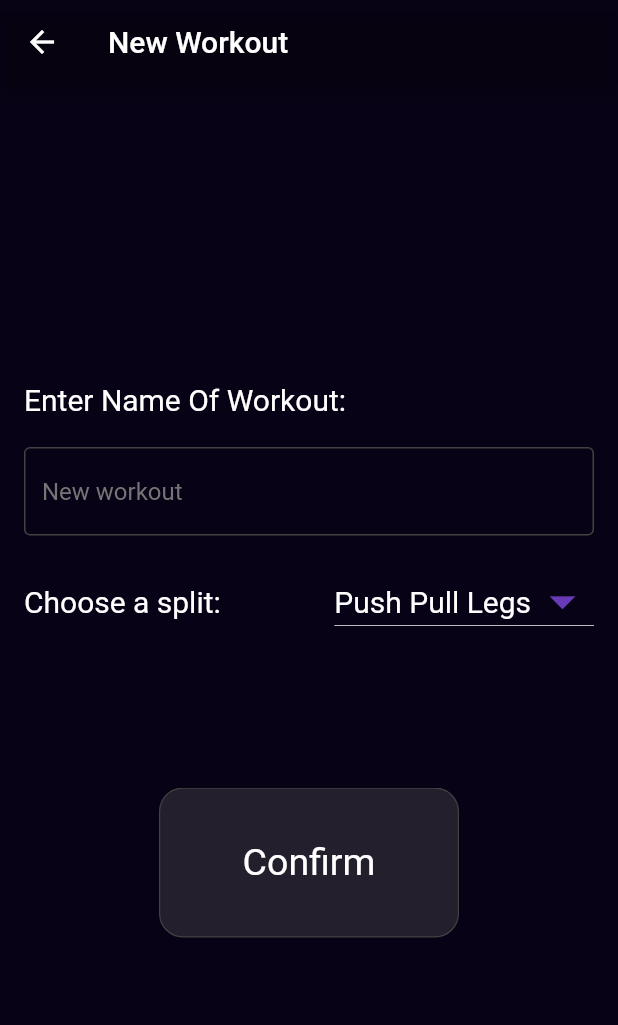
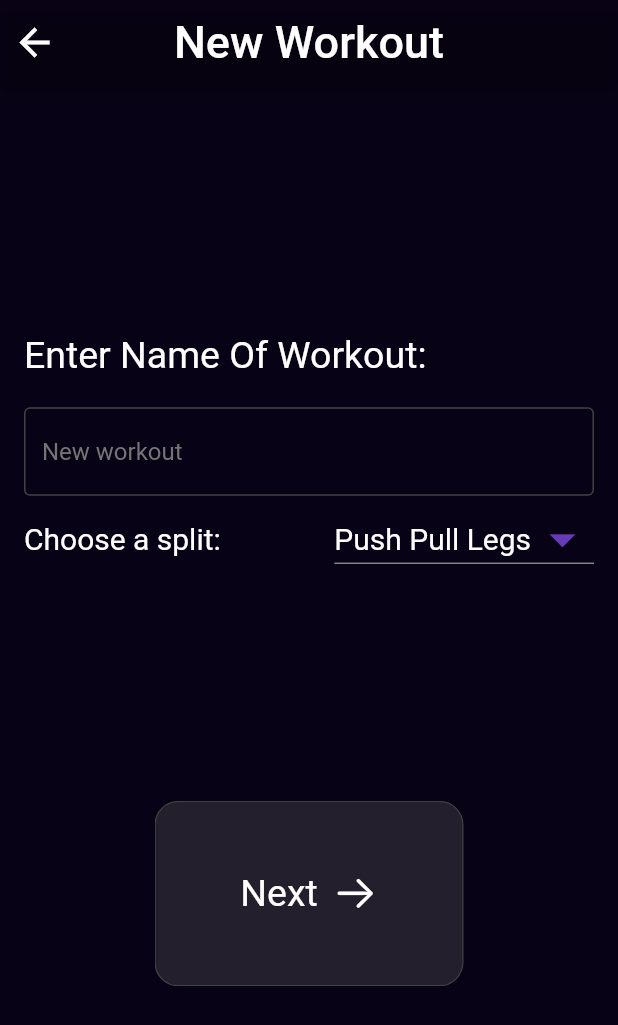
Before and after one commit to aevinj/Overload, a Flutter app: the NewWorkout screen opened directly, on a phone screen of 412 x 824 dp. Shown: the top 1025 px of the screen. Run offline on Flutter 3.47's test engine with Material 2 defaults, Android fonts, the phone set to English and light mode, and no system bars; our stand-ins replace hive, hive_flutter; accounts and stored records are empty.

Commit message:
new workout resizability and ui update

```diff
--- a/lib/pages/new_workout.dart
+++ b/lib/pages/new_workout.dart
@@ -5,6 +5,7 @@ import 'package:progressive_overload/components/capitalise.dart';
 import 'package:progressive_overload/components/text_style.dart';
 import 'package:progressive_overload/pages/build_workout.dart';
 import 'package:progressive_overload/theme/dark_theme.dart';
+import 'package:progressive_overload/util/device_specific.dart';
 
 class NewWorkout extends StatefulWidget {
   const NewWorkout({super.key});
@@ -29,7 +30,16 @@ class _NewWorkoutState extends State<NewWorkout> {
       resizeToAvoidBottomInset: false,
       backgroundColor: darkBackground(),
       appBar: AppBar(
-        title: const Text('New Workout'),
+        leadingWidth: 20,
+        iconTheme: const IconThemeData(size: 30, color: Colors.white),
+        title: Row(children: [
+          const Spacer(),
+          Text('New Workout', style: Font(size: 30),),
+          const Spacer(),
+          const SizedBox(
+            width: 20,
+          )
+        ]),
         backgroundColor: Colors.transparent,
       ),
       body: Padding(
@@ -38,9 +48,10 @@ class _NewWorkoutState extends State<NewWorkout> {
           crossAxisAlignment: CrossAxisAlignment.start,
           mainAxisAlignment: MainAxisAlignment.center,
           children: [
+            const Spacer(),
             Text(
               'Enter Name Of Workout:',
-              style: Font(size: 20),
+              style: Font(size: 25),
             ),
             const SizedBox(
               height: 20,
@@ -59,7 +70,7 @@ class _NewWorkoutState extends State<NewWorkout> {
                 ),
               ),
             ),
-            const SizedBox(height: 20.0),
+            const SizedBox(height: 5),
             Row(
               mainAxisAlignment: MainAxisAlignment.spaceBetween,
               children: [
@@ -92,27 +103,37 @@ class _NewWorkoutState extends State<NewWorkout> {
                 ),
               ],
             ),
-            const SizedBox(
-              height: 100,
-            ),
+            const Spacer(),
             Center(
               child: BlurryButton(
-                  width: 200,
-                  height: 100,
+                  width: widthOfCurrentDevice(context) * 0.5,
+                  height: heightOfCurrentDevice(context) * 0.15,
                   onPressed: () {
                     Navigator.push(
                         context,
                         CupertinoPageRoute(
                             builder: (context) => BuildWorkout(
-                                  title: _nameController.text.isEmpty ? "New workout" : _nameController.text.capitalise(),
+                                  title: _nameController.text.isEmpty
+                                      ? "New workout"
+                                      : _nameController.text.capitalise(),
                                   split: selectedOption,
                                 )));
                   },
-                  child: Text(
-                    "Confirm",
-                    style: Font(),
+                  child: Row(
+                    mainAxisAlignment: MainAxisAlignment.center,
+                    children: [
+                      Text(
+                        "Next",
+                        style: Font(),
+                      ),
+                      const SizedBox(width: 10,),
+                      const Icon(CupertinoIcons.arrow_right,
+                      color: Colors.white,
+                      size: 30,)
+                    ],
                   )),
             ),
+            const Spacer()
           ],
         ),
       ),
```
